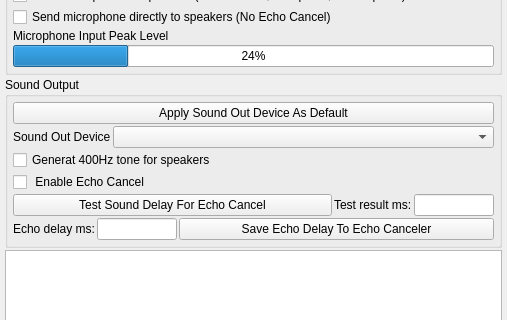
Old version of the form nolimitgui/CommonSrc/Forms/AppletSoundSettings.ui in the repository nolimitconnect/NoLimitConnect; both pictures show x 0 to 507 and y 109 to 429 of the 507 by 682 pixel window.
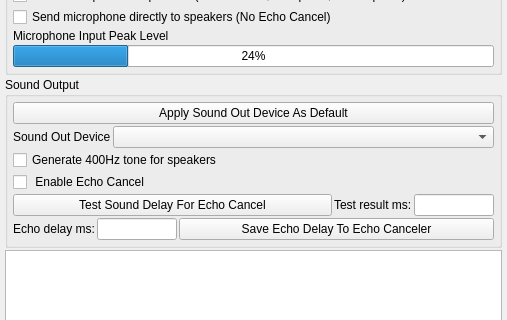
New version of the form. Custom widgets are drawn as their Qt base class.

```diff
--- a/nolimitgui/CommonSrc/Forms/AppletSoundSettings.ui
+++ b/nolimitgui/CommonSrc/Forms/AppletSoundSettings.ui
@@ -186,7 +186,7 @@
       <item>
        <widget class="QCheckBox" name="m_GenerateToneCheckBox">
         <property name="text">
-         <string>Generat 400Hz tone for speakers</string>
+         <string>Generate 400Hz tone for speakers</string>
         </property>
        </widget>
       </item>
```
